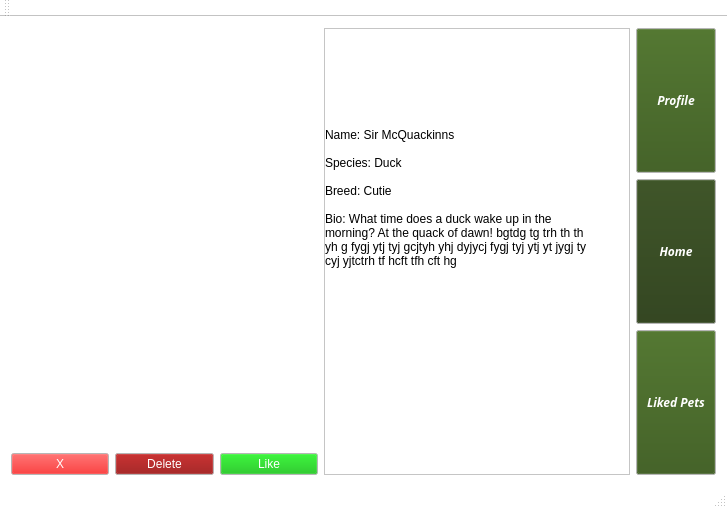
The window that pet_tinder/gui/petfinder.ui (CS-205-S21/team_1_4) describes before a commit, drawn with Qt 5.
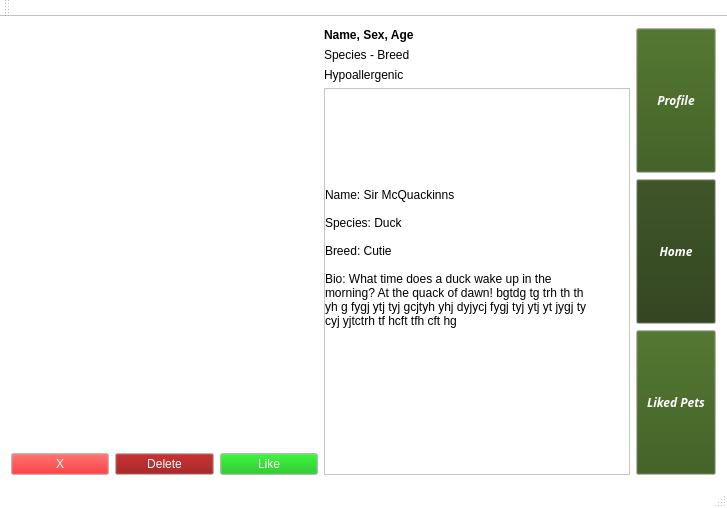
The same window after the commit.

The edit to the form file:
```diff
--- a/pet_tinder/gui/petfinder.ui
+++ b/pet_tinder/gui/petfinder.ui
@@ -518,6 +518,35 @@
        </layout>
       </item>
       <item>
+       <layout class="QVBoxLayout" name="infoLayout">
+        <item>
+         <widget class="QLabel" name="nameSexAge">
+          <property name="font">
+           <font>
+            <weight>75</weight>
+            <bold>true</bold>
+           </font>
+          </property>
+          <property name="text">
+           <string>Name, Sex, Age</string>
+          </property>
+         </widget>
+        </item>
+        <item>
+         <widget class="QLabel" name="speciesBreed">
+          <property name="text">
+           <string>Species - Breed</string>
+          </property>
+         </widget>
+        </item>
+        <item>
+         <widget class="QLabel" name="hypoallergenic">
+          <property name="text">
+           <string>Hypoallergenic</string>
+          </property>
+         </widget>
+        </item>
+        <item>
        <widget class="QScrollArea" name="scrollArea">
         <property name="widgetResizable">
          <bool>true</bool>
@@ -527,8 +556,8 @@
           <rect>
            <x>0</x>
            <y>0</y>
-           <width>303</width>
-           <height>427</height>
+             <width>301</width>
+             <height>362</height>
           </rect>
          </property>
          <widget class="QLabel" name="animalCustomBio">
@@ -565,6 +594,8 @@
         </widget>
        </widget>
       </item>
+       </layout>
+      </item>
       <item>
        <layout class="QVBoxLayout" name="verticalLayout" stretch="2,2,2">
         <item>
```
Left out of the diff: 8 changed lines with no effect on the pictures. Lines whose indentation alone changed are shown as unchanged.
